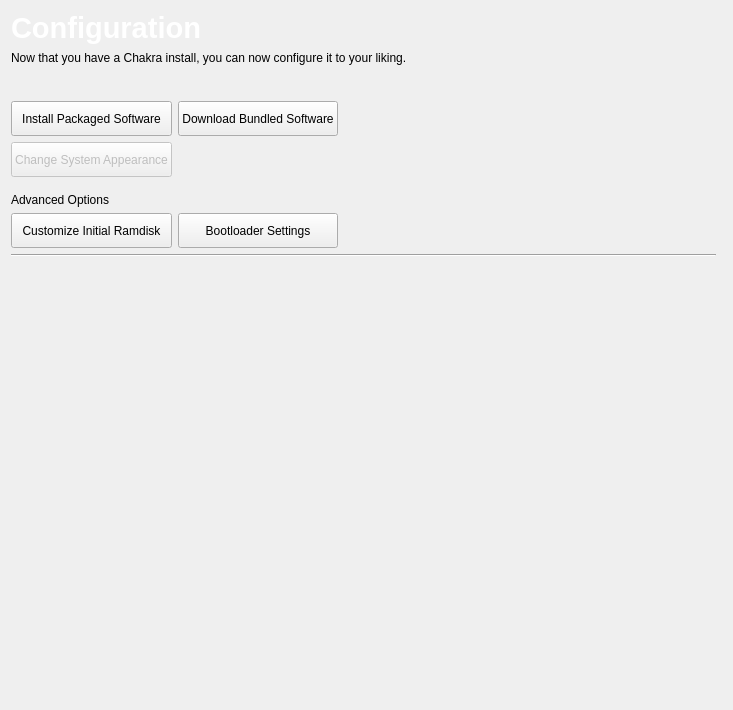
Above: ui/pages/config.ui from Inkane/Tribe before the change. Below: the same form after it.
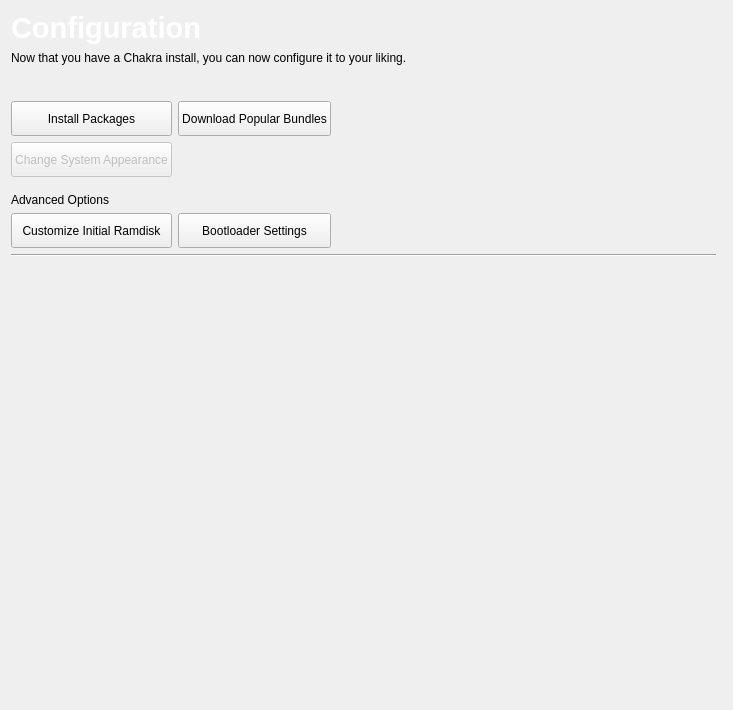
That is the form after the change. Custom widgets are drawn as their Qt base class.

Commit message: string changes - ok i'm done. sorry. :p ;

The edit to the form file:
```diff
--- a/ui/pages/config.ui
+++ b/ui/pages/config.ui
@@ -94,7 +94,7 @@
         </size>
        </property>
        <property name="text">
-        <string>Install Packaged Software</string>
+        <string>Install Packages</string>
        </property>
        <property name="checkable">
         <bool>true</bool>
@@ -119,7 +119,7 @@
         </size>
        </property>
        <property name="text">
-        <string>Download Bundled Software</string>
+        <string>Download Popular Bundles</string>
        </property>
        <property name="checkable">
         <bool>true</bool>
```
